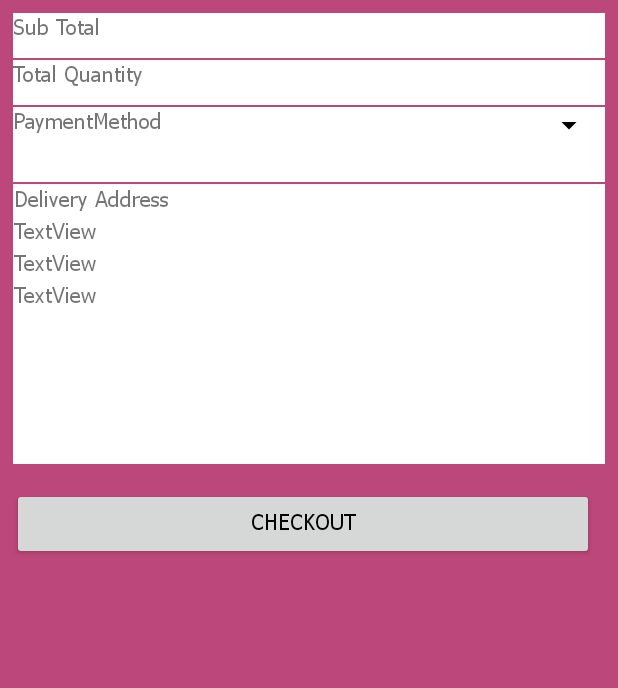
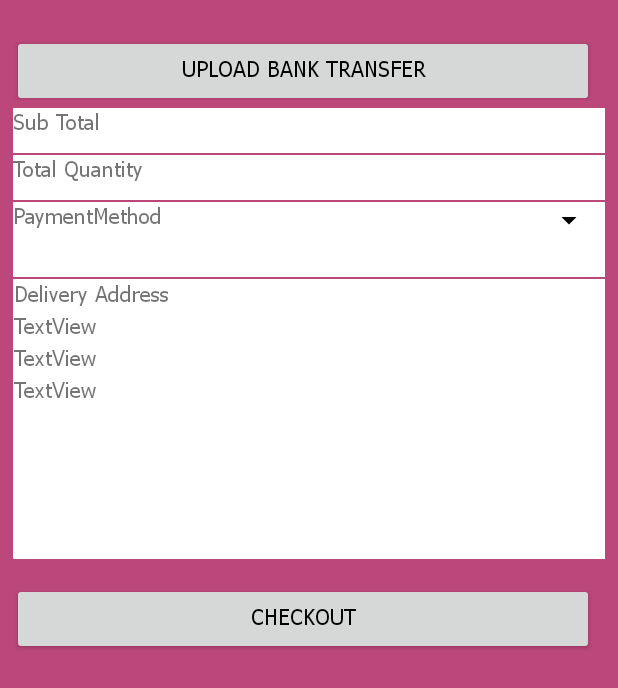
Before and after one commit to phyoaungsi/wb, an Android app: the layout content_basket.xml on its own in the app's theme, with its tools: preview values and no code run, on a phone screen of 412 x 824 dp. Shown: the top 688 px of the screen. Run offline under Robolectric (Android 15) with nearby library versions, the phone set to English and light mode, and no system bars.

Commit message:
ADD BUTTON UPLOAD

```diff
--- a/app/src/main/res/layout/content_basket.xml
+++ b/app/src/main/res/layout/content_basket.xml
@@ -34,7 +34,15 @@
 
 
         </android.support.v7.widget.RecyclerView>
-
+        <Button
+            android:id="@+id/payment_upload"
+            android:layout_width="match_parent"
+            android:layout_height="wrap_content"
+            android:layout_marginEnd="8dp"
+            android:layout_marginTop="15dp"
+            android:text="@string/bank_receipt"
+            app:layout_constraintEnd_toEndOf="parent"
+            app:layout_constraintTop_toTopOf="parent" />
         <LinearLayout
             android:layout_width="match_parent"
             android:layout_height="30dp"
--- a/app/src/main/res/values/strings.xml
+++ b/app/src/main/res/values/strings.xml
@@ -109,4 +109,5 @@ Yangon, Myanmar</string>
     <string name="gender">Gender</string>
     <string name="delivery_address">Delivery Address</string>
     <string name="my_account">My Account</string>
+    <string name="bank_receipt">Upload Bank Transfer</string>
 </resources>
```
